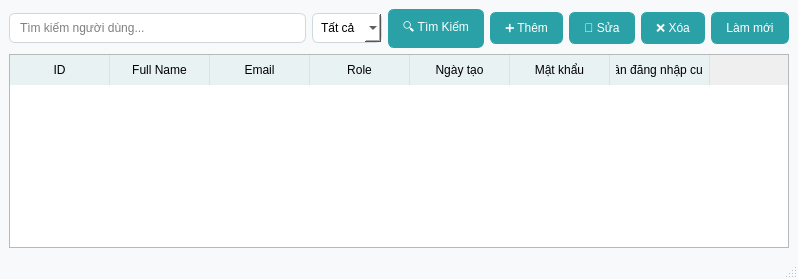
Qt form final_ml/ui/ui_admin_user_management.ui (bichnga1845/MLBA_FinalProjectt) before a commit.
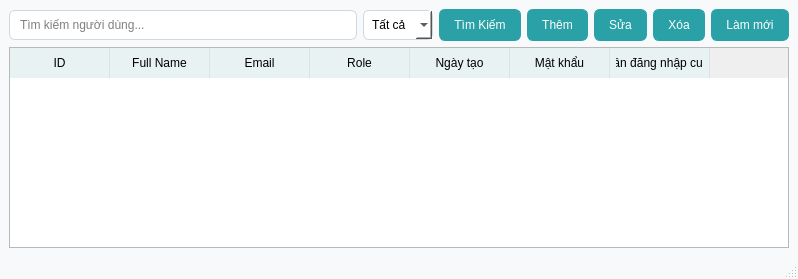
The same form after that commit.

Commit message: admin and user management done

Diff of the .ui file:
```diff
--- a/final_ml/ui/ui_admin_user_management.ui
+++ b/final_ml/ui/ui_admin_user_management.ui
@@ -62,28 +62,28 @@
       <item>
        <widget class="QPushButton" name="btnSearchUser">
         <property name="text">
-         <string>🔍 Tìm Kiếm</string>
+         <string>Tìm Kiếm</string>
         </property>
        </widget>
       </item>
       <item>
        <widget class="QPushButton" name="btnAddUser">
         <property name="text">
-         <string>➕ Thêm</string>
+         <string>Thêm</string>
         </property>
        </widget>
       </item>
       <item>
        <widget class="QPushButton" name="btnEditUser">
         <property name="text">
-         <string>📝 Sửa</string>
+         <string>Sửa</string>
         </property>
        </widget>
       </item>
       <item>
        <widget class="QPushButton" name="btnDeleteUser">
         <property name="text">
-         <string>❌ Xóa</string>
+         <string>Xóa</string>
         </property>
        </widget>
       </item>
```
The commit also changes 1 other file.
